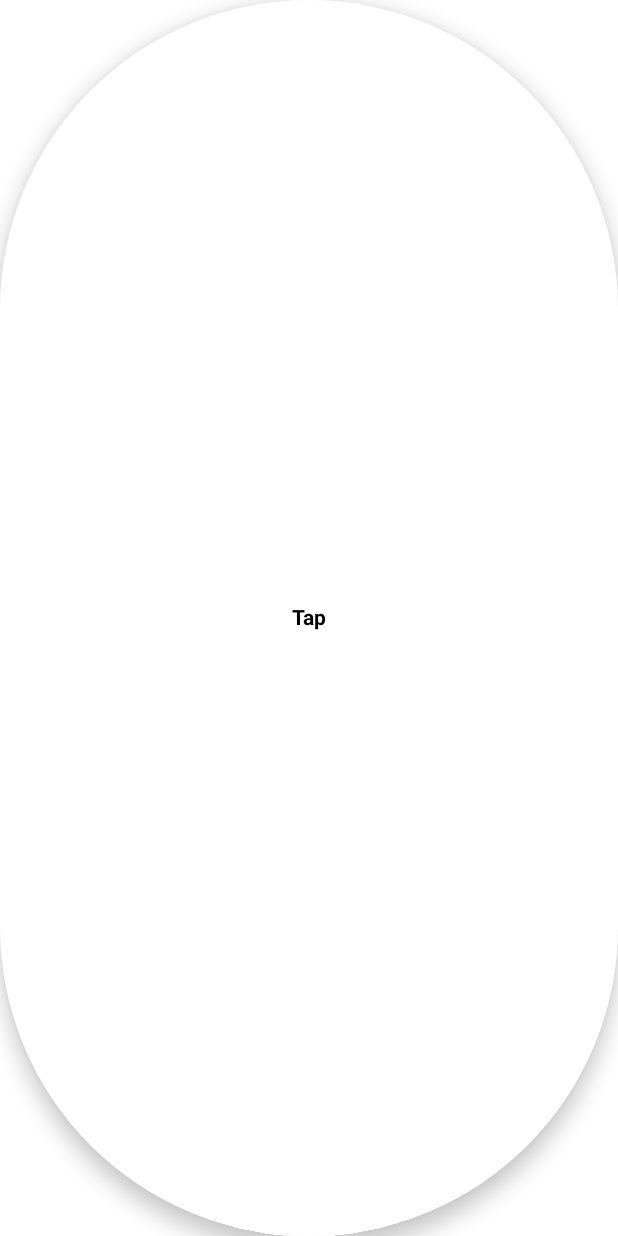
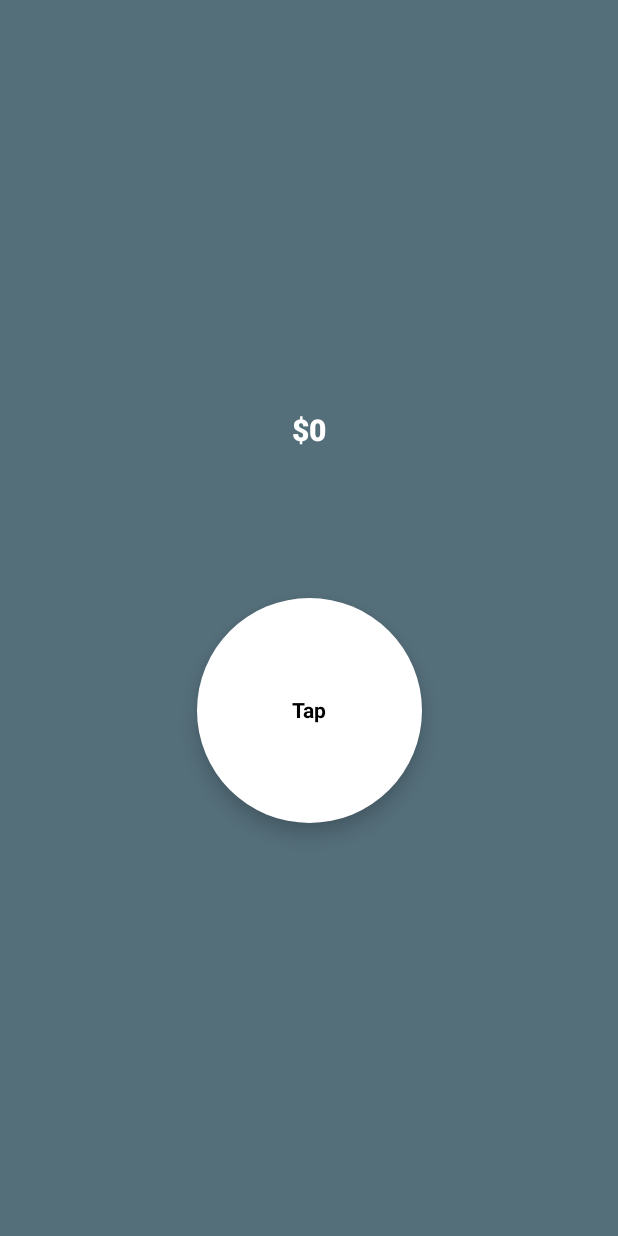
Before and after one commit to opeCre8tivia/compose_apps, an Android app built with Jetpack Compose: the screen it shows after launch (MainActivity), on a phone screen of 412 x 824 dp. Run offline under Robolectric (Android 15) with nearby library versions, the phone set to English and light mode, and no system bars.

Commit message:
finalizing with ADD MONEY TAP app

```diff
--- a/app/src/main/java/com/odavolt/tapaddmoney/MainActivity.kt
+++ b/app/src/main/java/com/odavolt/tapaddmoney/MainActivity.kt
@@ -1,9 +1,11 @@
 package com.odavolt.tapaddmoney
 
 import android.os.Bundle
+import android.util.Log
 import androidx.activity.ComponentActivity
 import androidx.activity.compose.setContent
 import androidx.compose.foundation.background
+import androidx.compose.foundation.clickable
 import androidx.compose.foundation.layout.*
 import androidx.compose.foundation.shape.CircleShape
 import androidx.compose.material.Card
@@ -11,9 +13,13 @@ import androidx.compose.material.MaterialTheme
 import androidx.compose.material.Surface
 import androidx.compose.material.Text
 import androidx.compose.runtime.Composable
+import androidx.compose.runtime.getValue
+import androidx.compose.runtime.mutableStateOf
+import androidx.compose.runtime.remember
 import androidx.compose.ui.Alignment
 import androidx.compose.ui.Modifier
 import androidx.compose.ui.graphics.Color
+import androidx.compose.ui.text.TextStyle
 import androidx.compose.ui.text.font.FontWeight
 import androidx.compose.ui.text.style.TextAlign
 import androidx.compose.ui.tooling.preview.Preview
@@ -22,10 +28,19 @@ import androidx.compose.ui.unit.sp
 import com.odavolt.tapaddmoney.ui.theme.TapAddMoneyTheme
 
 class MainActivity : ComponentActivity() {
+
+
     override fun onCreate(savedInstanceState: Bundle?) {
         super.onCreate(savedInstanceState)
         setContent {
             TapAddMoneyTheme {
+
+                //state hoisting
+                val counterValue = remember {
+                    mutableStateOf(0)
+                }
+
+
                 Surface(
                     modifier = Modifier
                         .fillMaxWidth()
@@ -42,9 +57,20 @@ class MainActivity : ComponentActivity() {
                         horizontalAlignment = Alignment.CenterHorizontally
                     ) {
 
+                        Text(text = "$${counterValue.value}", style = TextStyle(
+                            color = Color.White,
+                            fontWeight = FontWeight.ExtraBold,
+                            fontSize = 20.sp
+                        ))
+
+                        Spacer(modifier = Modifier.height(100.dp))
+                        CreateCircle(count = counterValue.value){ newValue ->
+                            counterValue.value = newValue
+
+                        }
                     }
 
-                    CreateCircle()
+
                 }
 
             }
@@ -53,12 +79,18 @@ class MainActivity : ComponentActivity() {
 }
 
 @Composable
-@Preview(showBackground = true)
-fun CreateCircle() {
-   Card(modifier = Modifier
-       .size(150.dp)
-       .background(color = Color.White),
+
+fun CreateCircle(count:Int , setCount:(Int)-> Unit) {
+   Card(
        shape = CircleShape,
+       modifier = Modifier
+           .size(150.dp)
+           .clickable {
+               setCount(
+                   count + 1
+               )
+           },
+       backgroundColor = Color.White,
        elevation = 8.dp,
    ) {
 
```
